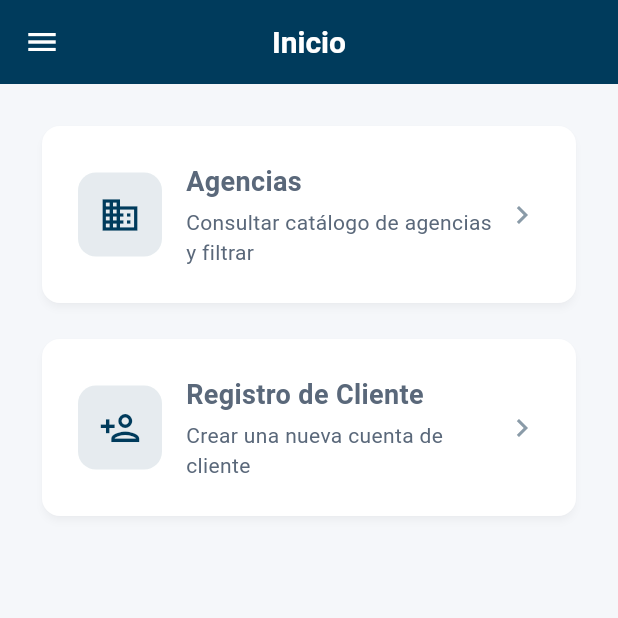
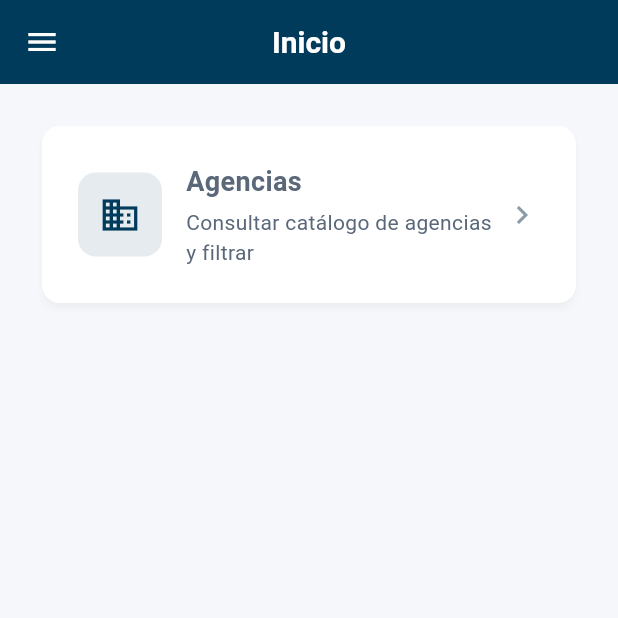
Before and after one commit to karelmolina/dragontec, a Flutter app: the HomePage screen opened by its route, on a phone screen of 412 x 824 dp, the top half of it. Run offline on Flutter 3.47's test engine with Material 3 defaults, Android fonts, the phone set to English and light mode, and no system bars; our stand-ins replace connectivity_plus, dartz, dio, equatable, flutter_bloc, flutter_dotenv and 3 more; accounts and stored records are empty.

Commit message:
fix: remove register

```diff
--- a/lib/config/routes.dart
+++ b/lib/config/routes.dart
@@ -2,22 +2,21 @@ import 'package:go_router/go_router.dart';
 
 import '../core/widgets/role_guard.dart';
 import '../features/agencias/presentation/pages/agencias_page.dart';
+import '../features/alertas/presentation/pages/crear_alerta_page.dart';
 import '../features/auth/presentation/pages/login_page.dart';
 import '../features/auth/presentation/pages/splash_page.dart';
-import '../features/clientes/presentation/pages/registro_cliente_page.dart';
 import '../features/home/presentation/pages/home_page.dart';
 import '../features/tracking/presentation/pages/tracking_page.dart';
 import '../features/usuarios/presentation/pages/usuario_form_page.dart';
-import '../features/usuarios/presentation/pages/usuarios_list_page.dart';
 
 abstract final class AppRoutes {
   static const String splash = '/';
   static const String login = '/login';
   static const String home = '/home';
   static const String crearUsuario = '/crear-usuario';
-  static const String registroCliente = '/registro-cliente';
   static const String agencias = '/agencias';
   static const String tracking = '/tracking';
+  static const String crearAlerta = '/crear-alerta';
 }
 
 final GoRouter appRouter = GoRouter(
@@ -43,10 +42,6 @@ final GoRouter appRouter = GoRouter(
       ),
     ),
     GoRoute(
-      path: AppRoutes.registroCliente,
-      builder: (context, state) => const RegistroClientePage(),
-    ),
-    GoRoute(
       path: AppRoutes.agencias,
       builder: (context, state) => const AgenciasPage(),
     ),
@@ -57,5 +52,9 @@ final GoRouter appRouter = GoRouter(
         child: const TrackingPage(),
       ),
     ),
+    GoRoute(
+      path: AppRoutes.crearAlerta,
+      builder: (context, state) => const CrearAlertaPage(),
+    ),
   ],
 );
--- a/lib/features/auth/domain/entities/user.dart
+++ b/lib/features/auth/domain/entities/user.dart
@@ -49,7 +49,6 @@ class User extends Equatable {
   bool get canViewAgencias => true; // Todos los roles autenticados
   bool get canAsignarAgencia =>
       isAdmin || isTecnico || isConsignatario || isUsuario || isCliente;
-  bool get canRegistrarCliente => true; // Público, pero autenticados también pueden acceder
 
   @override
   List<Object?> get props => [id, nombre, usuario, correo, telefono, rol, status];
--- a/lib/features/auth/presentation/pages/login_page.dart
+++ b/lib/features/auth/presentation/pages/login_page.dart
@@ -153,11 +153,6 @@ class _LoginPageState extends State<LoginPage> {
                           );
                         },
                       ),
-                      const SizedBox(height: 16),
-                      TextButton(
-                        onPressed: () => context.push(AppRoutes.registroCliente),
-                        child: const Text('¿No tiene cuenta? Regístrese aquí'),
-                      ),
                     ],
                   ),
                 ),
--- a/lib/features/home/presentation/pages/home_page.dart
+++ b/lib/features/home/presentation/pages/home_page.dart
@@ -105,15 +105,6 @@ class HomePage extends StatelessWidget {
             ),
           const Divider(),
           ListTile(
-            leading: const Icon(Icons.person_add_outlined),
-            title: const Text('Registro de Cliente'),
-            onTap: () {
-              Navigator.of(context).pop();
-              context.push(AppRoutes.registroCliente);
-            },
-          ),
-          const Divider(),
-          ListTile(
             leading: const Icon(Icons.logout, color: AppColors.error),
             title: const Text(
               'Cerrar sesión',
@@ -161,13 +152,6 @@ class HomePage extends StatelessWidget {
       ));
       cards.add(const SizedBox(height: 16));
     }
-
-    cards.add(_HomeCard(
-      title: 'Registro de Cliente',
-      subtitle: 'Crear una nueva cuenta de cliente',
-      icon: Icons.person_add_outlined,
-      onTap: () => context.push(AppRoutes.registroCliente),
-    ));
 
     return cards;
   }
```
